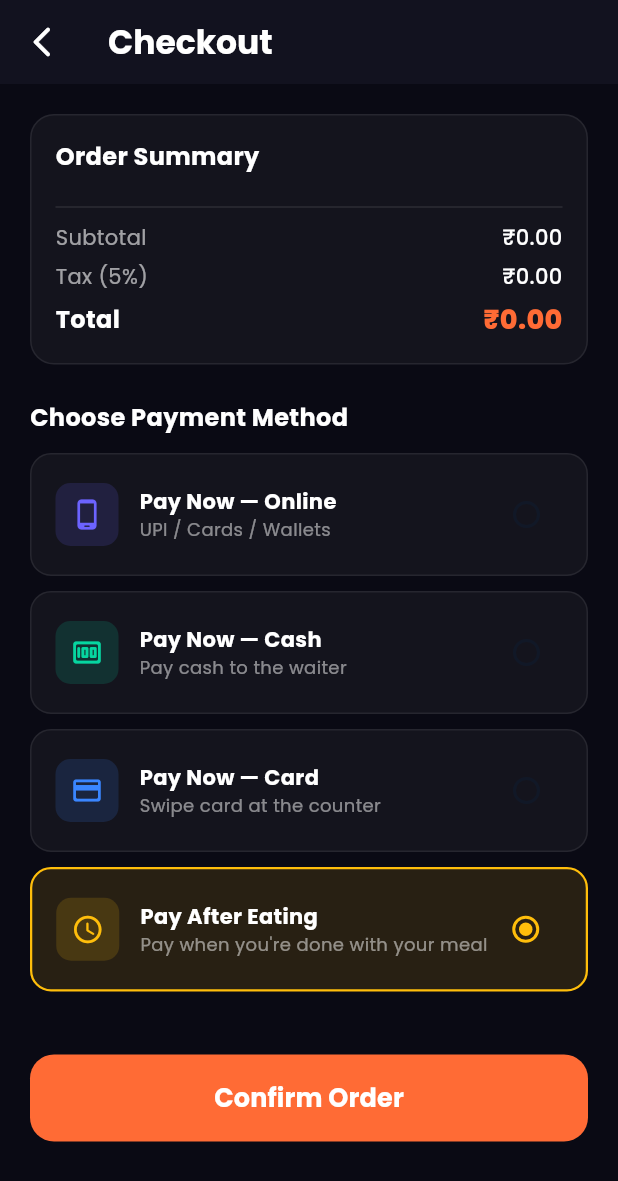
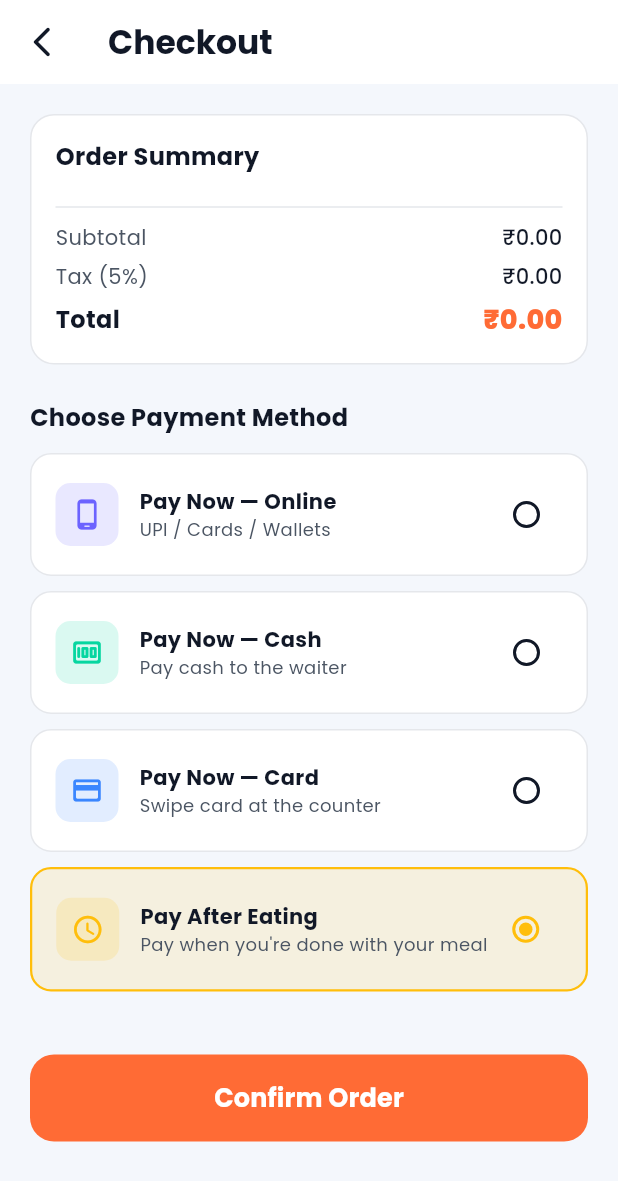
Before and after one commit to Hemant-05/saas-customer, a Flutter app: the CheckoutScreen screen opened directly with empty values, on a phone screen of 412 x 824 dp. Shown: the top 1181 px of the screen. Run offline on Flutter 3.47's test engine with Material 3 defaults, Android fonts, the phone set to English and light mode, and no system bars; our stand-ins replace cached_network_image, firebase_core, firebase_messaging, flutter_local_notifications, go_router, google_fonts and 1 more; missing offline and left inert: mobile_scanner, razorpay_flutter; accounts and stored records are empty.

Commit message:
ui updates

```diff
--- a/lib/main.dart
+++ b/lib/main.dart
@@ -5,6 +5,7 @@ import 'package:provider/provider.dart';
 import 'providers/providers.dart';
 import 'package:go_router/go_router.dart';
 import 'package:flutter_web_plugins/url_strategy.dart';
+import 'firebase_options.dart';
 import 'screens/home_screen.dart';
 import 'screens/menu_screen.dart';
 import 'screens/order_tracking_screen.dart';
@@ -54,7 +55,7 @@ void main() async {
   usePathUrlStrategy();
 
   try {
-    await Firebase.initializeApp();
+    await Firebase.initializeApp(options: DefaultFirebaseOptions.currentPlatform);
     await CustomerNotificationService().initialize();
   } catch (e) {
     debugPrint('[Main] Firebase/notification init failed (non-fatal): $e');
@@ -62,7 +63,8 @@ void main() async {
 
   SystemChrome.setSystemUIOverlayStyle(const SystemUiOverlayStyle(
     statusBarColor: Colors.transparent,
-    statusBarIconBrightness: Brightness.light,
+    statusBarIconBrightness: Brightness.dark,
+    statusBarBrightness: Brightness.light,
   ));
   runApp(const QRCafeCustomerApp());
 }
--- a/lib/providers/theme_provider.dart
+++ b/lib/providers/theme_provider.dart
@@ -2,28 +2,26 @@ import 'package:flutter/material.dart';
 import 'package:shared_preferences/shared_preferences.dart';
 
 class ThemeProvider extends ChangeNotifier {
-  ThemeMode _themeMode = ThemeMode.system;
+  ThemeMode _themeMode = ThemeMode.light;
 
   ThemeMode get themeMode => _themeMode;
-  bool get isDarkMode => _themeMode == ThemeMode.dark;
+  bool get isDarkMode => false;
 
   ThemeProvider() {
     _loadTheme();
   }
 
   void toggleTheme(bool isOn) {
-    _themeMode = isOn ? ThemeMode.dark : ThemeMode.light;
-    _saveTheme(isOn);
+    _themeMode = ThemeMode.light;
+    _saveTheme(false);
     notifyListeners();
   }
 
   Future<void> _loadTheme() async {
     final prefs = await SharedPreferences.getInstance();
-    final isDark = prefs.getBool('isDarkMode');
-    if (isDark != null) {
-      _themeMode = isDark ? ThemeMode.dark : ThemeMode.light;
-      notifyListeners();
-    }
+    await prefs.setBool('isDarkMode', false);
+    _themeMode = ThemeMode.light;
+    notifyListeners();
   }
 
   Future<void> _saveTheme(bool isDark) async {
--- a/lib/screens/checkout_screen.dart
+++ b/lib/screens/checkout_screen.dart
@@ -3,6 +3,7 @@ import 'package:provider/provider.dart';
 import 'package:razorpay_flutter/razorpay_flutter.dart';
 import '../providers/providers.dart';
 import '../models/models.dart';
+import '../theme/app_theme.dart';
 import 'order_tracking_screen.dart';
 
 class CheckoutScreen extends StatefulWidget {
@@ -152,17 +153,19 @@ class _CheckoutScreenState extends State<CheckoutScreen> {
     final cart = context.watch<CartProvider>();
 
     return Scaffold(
-      backgroundColor: const Color(0xFF0A0A14),
+      backgroundColor: AppColors.backgroundLight,
       appBar: AppBar(
-        backgroundColor: const Color(0xFF12121F),
+        backgroundColor: AppColors.surfaceLight,
         elevation: 0,
         leading: IconButton(
-          icon: const Icon(Icons.arrow_back_ios_new_rounded, color: Colors.white),
+          icon: const Icon(Icons.arrow_back_ios_new_rounded,
+              color: AppColors.textPrimaryLight),
           onPressed: () => Navigator.pop(context),
         ),
         title: const Text(
           'Checkout',
-          style: TextStyle(color: Colors.white, fontWeight: FontWeight.w700),
+          style: TextStyle(
+              color: AppColors.textPrimaryLight, fontWeight: FontWeight.w700),
         ),
       ),
       body: SingleChildScrollView(
@@ -174,9 +177,9 @@ class _CheckoutScreenState extends State<CheckoutScreen> {
             Container(
               padding: const EdgeInsets.all(16),
               decoration: BoxDecoration(
-                color: Colors.white.withOpacity(0.04),
+                color: AppColors.surfaceLight,
                 borderRadius: BorderRadius.circular(16),
-                border: Border.all(color: Colors.white.withOpacity(0.08)),
+                border: Border.all(color: AppColors.borderLight),
               ),
               child: Column(
                 crossAxisAlignment: CrossAxisAlignment.start,
@@ -184,7 +187,7 @@ class _CheckoutScreenState extends State<CheckoutScreen> {
                   const Text(
                     'Order Summary',
                     style: TextStyle(
-                      color: Colors.white,
+                      color: AppColors.textPrimaryLight,
                       fontWeight: FontWeight.w700,
                       fontSize: 16,
                     ),
@@ -195,24 +198,26 @@ class _CheckoutScreenState extends State<CheckoutScreen> {
                         child: Row(
                           children: [
                             Text('${ci.quantity}×',
-                                style: TextStyle(
-                                    color: Colors.white.withOpacity(0.5),
+                                style: const TextStyle(
+                                    color: AppColors.textSecondaryLight,
                                     fontSize: 13)),
                             const SizedBox(width: 8),
                             Expanded(
                               child: Text(ci.item.name,
                                   style: const TextStyle(
-                                      color: Colors.white, fontSize: 13)),
+                                      color: AppColors.textPrimaryLight,
+                                      fontSize: 13)),
                             ),
                             Text(
                               '₹${ci.subtotal.toStringAsFixed(2)}',
                               style: const TextStyle(
-                                  color: Colors.white, fontWeight: FontWeight.w600),
+                                  color: AppColors.textPrimaryLight,
+                                  fontWeight: FontWeight.w600),
                             ),
                           ],
                         ),
                       )),
-                  const Divider(color: Colors.white10, height: 20),
+                  const Divider(color: AppColors.borderLight, height: 20),
                   _row('Subtotal', '₹${cart.subtotal.toStringAsFixed(2)}'),
                   const SizedBox(height: 6),
                   _row('Tax (5%)', '₹${cart.taxAmount.toStringAsFixed(2)}'),
@@ -226,7 +231,7 @@ class _CheckoutScreenState extends State<CheckoutScreen> {
             const Text(
               'Choose Payment Method',
               style: TextStyle(
-                color: Colors.white,
+                color: AppColors.textPrimaryLight,
                 fontWeight: FontWeight.w700,
                 fontSize: 16,
               ),
@@ -310,12 +315,12 @@ class _CheckoutScreenState extends State<CheckoutScreen> {
                 decoration: BoxDecoration(
                   color: _selectedPaymentMethod == opt.$1
                       ? opt.$5.withOpacity(0.12)
-                      : Colors.white.withOpacity(0.04),
+                      : AppColors.surfaceLight,
                   borderRadius: BorderRadius.circular(14),
                   border: Border.all(
                     color: _selectedPaymentMethod == opt.$1
                         ? opt.$5
-                        : Colors.white.withOpacity(0.08),
+                        : AppColors.borderLight,
                     width: _selectedPaymentMethod == opt.$1 ? 1.5 : 1,
                   ),
                 ),
@@ -337,15 +342,15 @@ class _CheckoutScreenState extends State<CheckoutScreen> {
                           Text(
                             opt.$2,
                             style: const TextStyle(
-                              color: Colors.white,
+                              color: AppColors.textPrimaryLight,
                               fontWeight: FontWeight.w700,
                               fontSize: 14,
                             ),
                           ),
                           Text(
                             opt.$3,
-                            style: TextStyle(
-                              color: Colors.white.withOpacity(0.5),
+                            style: const TextStyle(
+                              color: AppColors.textSecondaryLight,
                               fontSize: 12,
                             ),
                           ),
@@ -373,13 +378,17 @@ class _CheckoutScreenState extends State<CheckoutScreen> {
         children: [
           Text(label,
               style: TextStyle(
-                color: highlight ? Colors.white : Colors.white.withOpacity(0.6),
+                color: highlight
+                    ? AppColors.textPrimaryLight
+                    : AppColors.textSecondaryLight,
                 fontWeight: highlight ? FontWeight.w700 : FontWeight.w400,
                 fontSize: highlight ? 16 : 14,
               )),
           Text(value,
               style: TextStyle(
-                color: highlight ? const Color(0xFFFF6B35) : Colors.white,
+                color: highlight
+                    ? const Color(0xFFFF6B35)
+                    : AppColors.textPrimaryLight,
                 fontWeight: highlight ? FontWeight.w800 : FontWeight.w500,
                 fontSize: highlight ? 18 : 14,
               )),
--- a/lib/services/api_service.dart
+++ b/lib/services/api_service.dart
@@ -1,6 +1,5 @@
 import 'dart:async';
 import 'dart:convert';
-import 'dart:io';
 import 'package:http/http.dart' as http;
 
 class CustomerApiService {
@@ -11,8 +10,6 @@ class CustomerApiService {
       final response = await http.get(Uri.parse(url)).timeout(_timeout);
       return _parse(response);
     } on TimeoutException {
-      throw CustomerApiException('Connection unavailable', 0);
-    } on SocketException {
       throw CustomerApiException('Connection unavailable', 0);
     } on CustomerApiException {
       rethrow;
@@ -33,8 +30,6 @@ class CustomerApiService {
           .timeout(_timeout);
       return _parse(response);
     } on TimeoutException {
-      throw CustomerApiException('Connection unavailable', 0);
-    } on SocketException {
       throw CustomerApiException('Connection unavailable', 0);
     } on CustomerApiException {
       rethrow;
```
Also changed, not shown: lib/screens/cart_screen.dart (+35 -26 lines), lib/screens/home_screen.dart (+23 -17 lines), lib/screens/menu_screen.dart (+59 -47 lines), lib/screens/order_tracking_screen.dart (+67 -43 lines), lib/services/notification_service.dart (+25 -12 lines), lib/firebase_options.dart (added), 1 other file.
